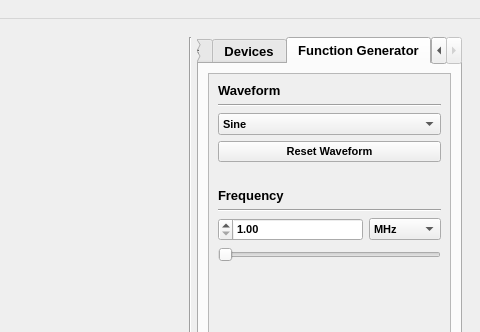
Above: src/ui/dlpctl.ui from tarumishra9498/dlpctlF25 before the change; both pictures show x 496 to 976 and y 0 to 332 of the 976 by 845 pixel window. Below: the same form after it.
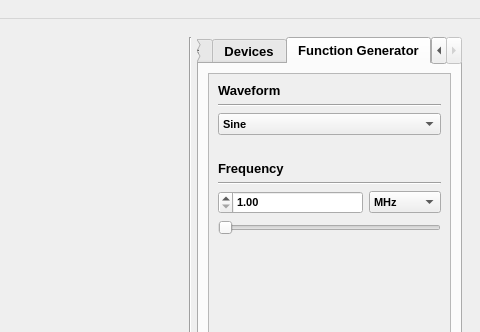
That is the form after the change. The open tabs and pages were chosen to show the change. Icons and pictures are not drawn. Custom widgets are drawn as their Qt base class.

Commit message: changed combobox items and removed reset waveform button

Patch:
```diff
--- a/src/ui/dlpctl.ui
+++ b/src/ui/dlpctl.ui
@@ -1000,7 +1000,7 @@
                   <x>0</x>
                   <y>0</y>
                   <width>237</width>
-                  <height>219</height>
+                  <height>190</height>
                  </rect>
                 </property>
                 <property name="sizePolicy">
@@ -1075,19 +1075,6 @@
                      </property>
                     </widget>
                    </item>
-                   <item row="4" column="0">
-                    <widget class="QPushButton" name="pushButton_4">
-                     <property name="font">
-                      <font>
-                       <pointsize>8</pointsize>
-                       <bold>true</bold>
-                      </font>
-                     </property>
-                     <property name="text">
-                      <string>Reset Waveform</string>
-                     </property>
-                    </widget>
-                   </item>
                   </layout>
                  </item>
                  <item>
@@ -1204,6 +1191,12 @@
                    </item>
                    <item row="3" column="0" colspan="3">
                     <widget class="QSlider" name="freq_slider">
+                     <property name="minimum">
+                      <number>1</number>
+                     </property>
+                     <property name="maximum">
+                      <number>999</number>
+                     </property>
                      <property name="orientation">
                       <enum>Qt::Orientation::Horizontal</enum>
                      </property>
```
Left out of the diff: 28 changed lines with no effect on the pictures. The commit also changes 1 other file.
